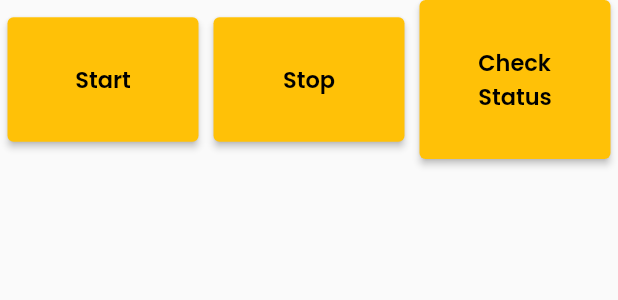
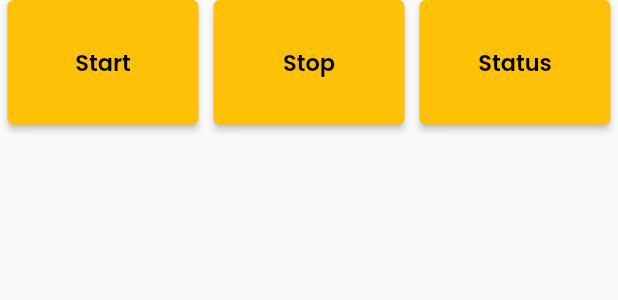
Before and after one commit to swayamshreemohanty/vehicle_tracker, a Flutter app: the ActionButtons widget shown alone on an empty page, opened directly, on a phone screen of 412 x 824 dp. Shown: the top 300 px of the screen. Run offline on Flutter 3.47's test engine with Material 2 defaults, Android fonts, the phone set to English and light mode, and no system bars; our stand-ins replace bloc, flutter_bloc, flutter_screenutil, google_fonts, google_maps_flutter; missing offline and left inert: telephony; statements that could not run were skipped.

Commit message:
checkstatus changed to status

```diff
--- a/lib/dashboard/widget/action_buttons.dart
+++ b/lib/dashboard/widget/action_buttons.dart
@@ -3,7 +3,7 @@ import 'package:flutter_bloc/flutter_bloc.dart';
 import 'package:flutter_screenutil/flutter_screenutil.dart';
 import 'package:google_fonts/google_fonts.dart';
 import 'package:vehicle_tracker/config/send_sms_status.dart';
-import 'package:vehicle_tracker/dashboard/logic/bloc/sms_service_bloc.dart';
+import 'package:vehicle_tracker/dashboard/logic/sms_service/sms_service_bloc.dart';
 
 class ActionButtons extends StatelessWidget {
   const ActionButtons({Key? key}) : super(key: key);
@@ -30,7 +30,7 @@ class ActionButtons extends StatelessWidget {
           },
         ),
         Buttons(
-          buttonName: 'Check\nStatus',
+          buttonName: 'Status',
           onPressed: () {
             context
                 .read<SmsServiceBloc>()
```
